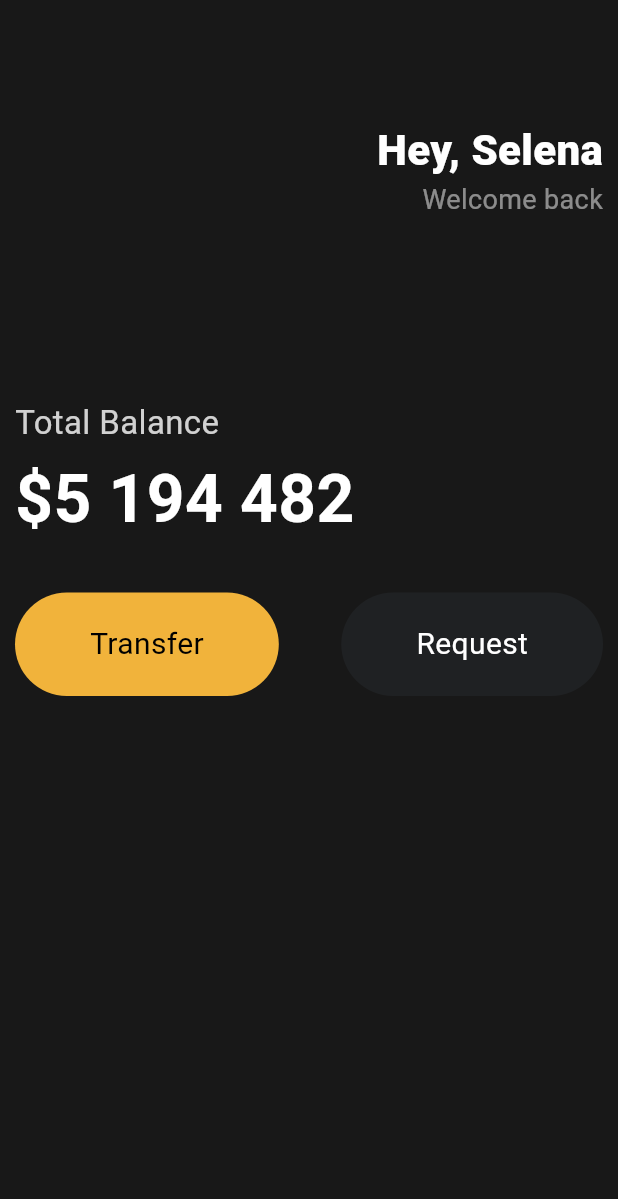
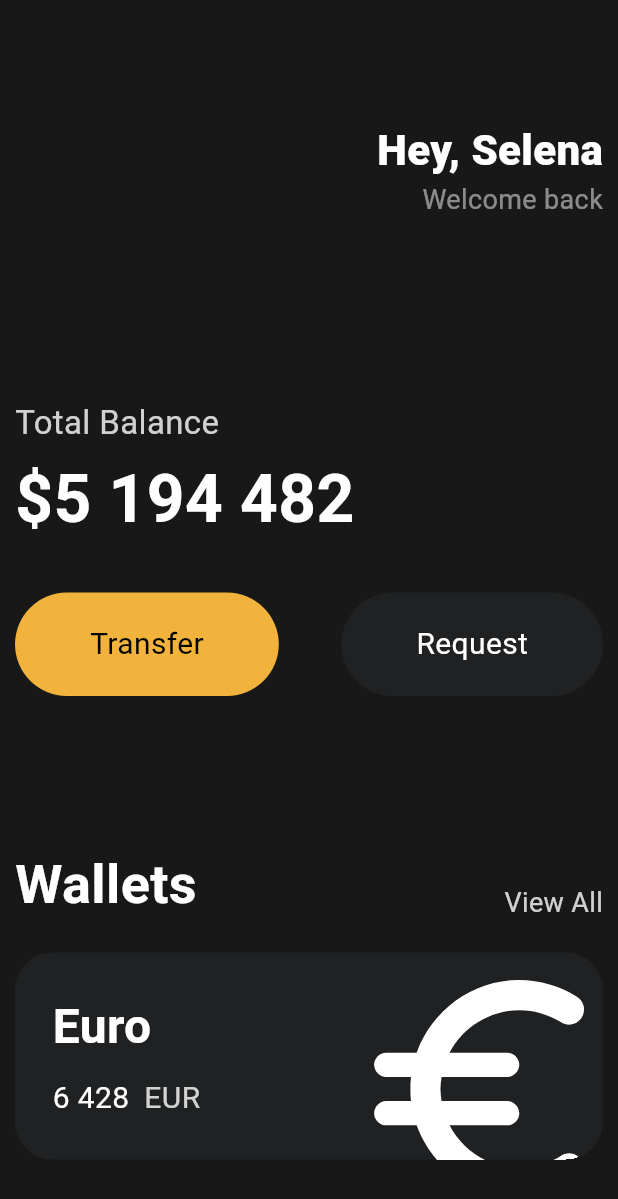
Before and after one commit to kijiwon/toonflix, a Flutter app: the screen it shows after launch, on a phone screen of 412 x 824 dp. Shown: the top 1199 px of the screen. Run offline on Flutter 3.47's test engine with Material 3 defaults, Android fonts, the phone set to English and light mode, and no system bars.

Commit message:
Card 만들기

```diff
--- a/lib/main.dart
+++ b/lib/main.dart
@@ -108,10 +108,101 @@ class MyApp extends StatelessWidget {
                     textColor: Colors.white,
                   )
                 ],
+              ),
+              const SizedBox(
+                height: 100,
+              ),
+              Row(
+                crossAxisAlignment: CrossAxisAlignment.end, // 세로축 정렬
+                mainAxisAlignment: MainAxisAlignment.spaceBetween, // 가로축 정렬
+                children: [
+                  const Text(
+                    'Wallets',
+                    style: TextStyle(
+                      color: Colors.white,
+                      fontSize: 36,
+                      fontWeight: FontWeight.w600,
+                    ),
+                  ),
+                  Text(
+                    'View All',
+                    style: TextStyle(
+                      color: Colors.white.withOpacity(0.8),
+                      fontSize: 18,
+                    ),
+                  ),
+                ],
+              ),
+              const SizedBox(
+                height: 20,
+              ),
+              Container(
+                clipBehavior: Clip.hardEdge,
+                decoration: BoxDecoration(
+                  color: const Color(0xFF1F2123),
+                  borderRadius: BorderRadius.circular(25),
+                ),
+                child: Padding(
+                  padding: const EdgeInsets.all(25),
+                  child: Row(
+                    mainAxisAlignment: MainAxisAlignment.spaceBetween,
+                    children: [
+                      Column(
+                        crossAxisAlignment: CrossAxisAlignment.start,
+                        children: [
+                          const Text(
+                            'Euro',
+                            style: TextStyle(
+                              color: Colors.white,
+                              fontSize: 32,
+                              fontWeight: FontWeight.w600,
+                            ),
+                          ),
+                          const SizedBox(
+                            height: 10,
+                          ),
+                          Row(
+                            children: [
+                              const Text(
+                                '6 428',
+                                style: TextStyle(
+                                  color: Colors.white,
+                                  fontSize: 20,
+                                ),
+                              ),
+                              const SizedBox(
+                                width: 10,
+                              ),
+                              Text(
+                                'EUR',
+                                style: TextStyle(
+                                  color: Colors.white.withOpacity(0.8),
+                                  fontSize: 20,
+                                ),
+                              ),
+                            ],
                           )
                         ],
                       ),
-          )),
+                      Transform.scale(
+                        scale: 2.2,
+                        child: Transform.translate(
+                          offset: const Offset(-5, 10),
+                          child: const Icon(
+                            Icons.euro_symbol_rounded,
+                            color: Colors.white,
+                            size: 88,
+                          ),
+                        ),
+                      )
+                    ],
+                  ),
+                ),
+              )
+            ],
+          ),
+        ),
+      ),
     );
   }
 }
```
Lines whose indentation alone changed are shown as unchanged.
